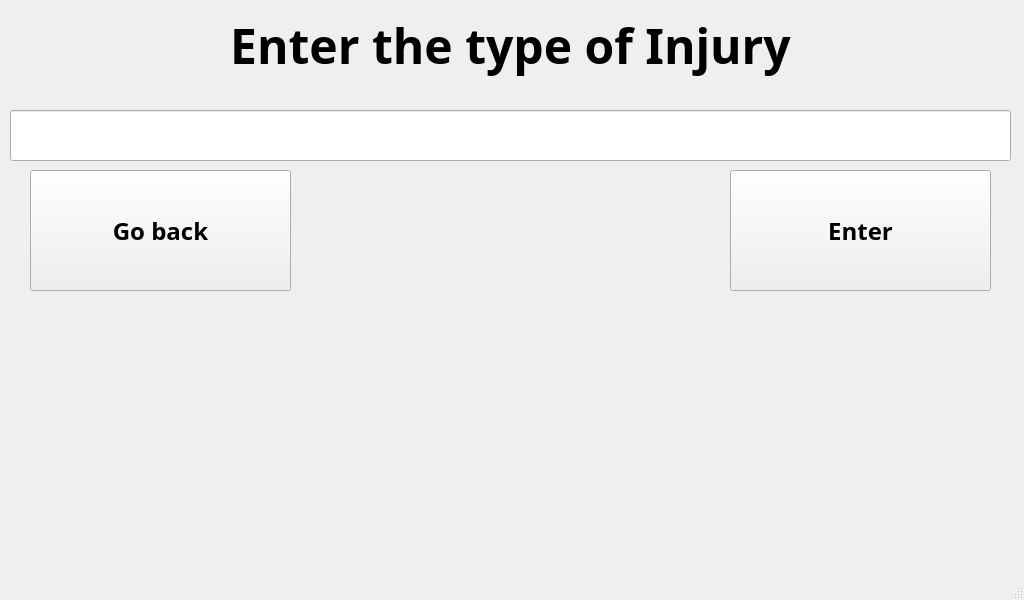
The window that RASPI/enter_injury.ui (Pwersa/Medical-Cabinet) describes before a commit, drawn with Qt 5.
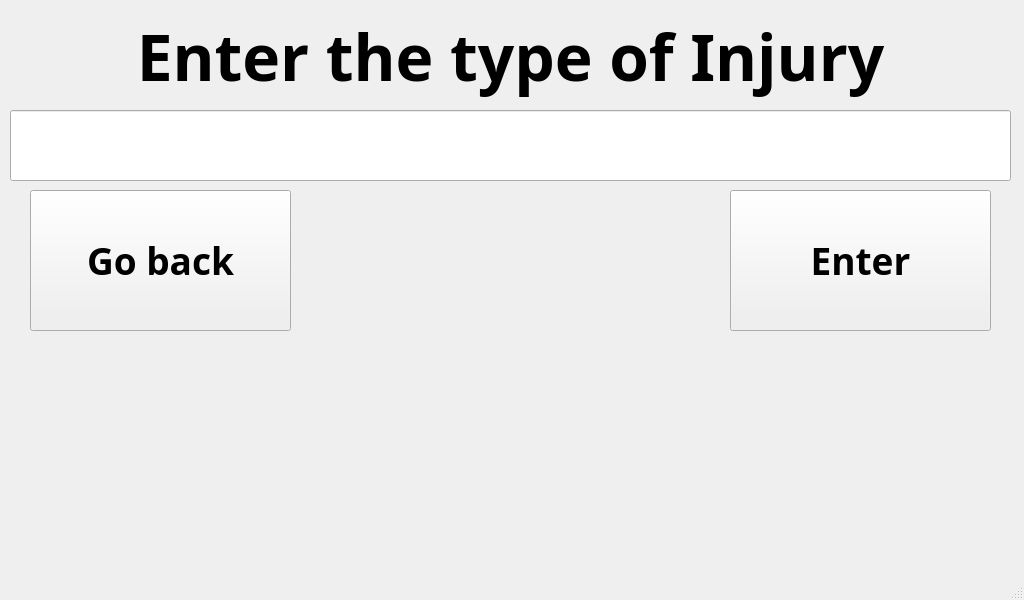
The same window after the commit. Icons and pictures are not drawn.

Commit message: ADDED: SENDING CSV BEFORE  PROCEDURE, GUEST WINDOW, AGE, CHANGE TO INJURY TYPE BEFORE BODY PART

What changed in the file:
```diff
--- a/RASPI/enter_injury.ui
+++ b/RASPI/enter_injury.ui
@@ -30,7 +30,7 @@
     <property name="geometry">
      <rect>
       <x>0</x>
-      <y>0</y>
+      <y>10</y>
       <width>1021</width>
       <height>91</height>
      </rect>
@@ -38,7 +38,7 @@
     <property name="font">
      <font>
       <family>Unispace</family>
-      <pointsize>36</pointsize>
+      <pointsize>48</pointsize>
       <weight>75</weight>
       <bold>true</bold>
      </font>
@@ -56,7 +56,7 @@
       <x>10</x>
       <y>110</y>
       <width>1001</width>
-      <height>51</height>
+      <height>71</height>
      </rect>
     </property>
    </widget>
@@ -64,15 +64,15 @@
     <property name="geometry">
      <rect>
       <x>730</x>
-      <y>170</y>
+      <y>190</y>
       <width>261</width>
-      <height>121</height>
+      <height>141</height>
      </rect>
     </property>
     <property name="font">
      <font>
       <family>Unispace</family>
-      <pointsize>18</pointsize>
+      <pointsize>28</pointsize>
       <weight>75</weight>
       <bold>true</bold>
      </font>
@@ -101,15 +101,15 @@
     <property name="geometry">
      <rect>
       <x>30</x>
-      <y>170</y>
+      <y>190</y>
       <width>261</width>
-      <height>121</height>
+      <height>141</height>
      </rect>
     </property>
     <property name="font">
      <font>
       <family>Unispace</family>
-      <pointsize>18</pointsize>
+      <pointsize>28</pointsize>
       <weight>75</weight>
       <bold>true</bold>
      </font>
```
The commit also changes 60 other files.
